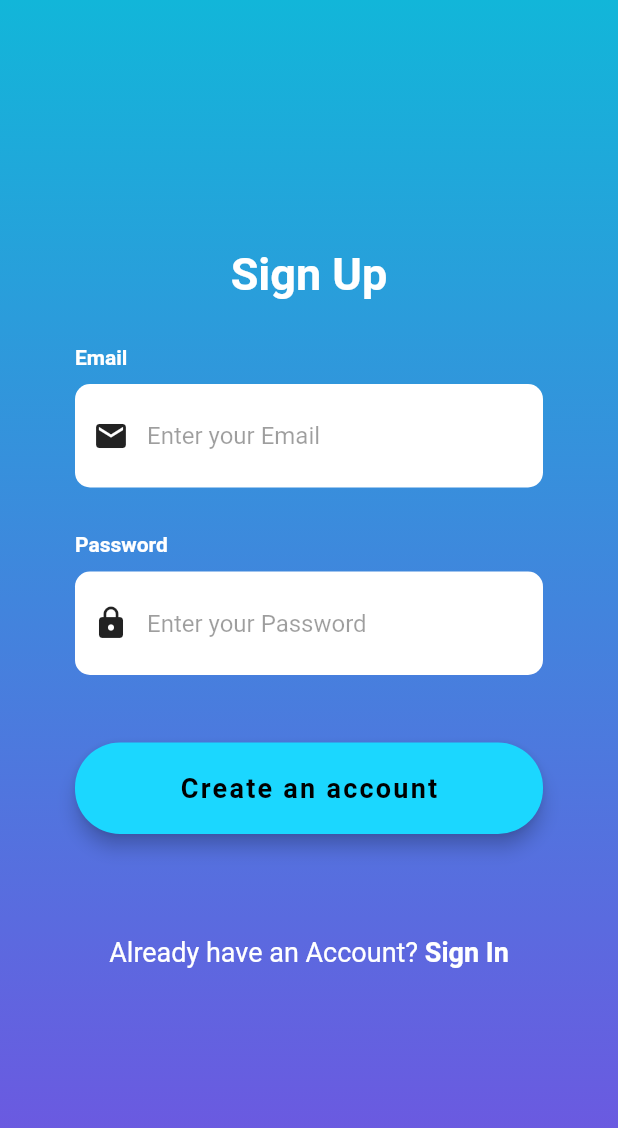
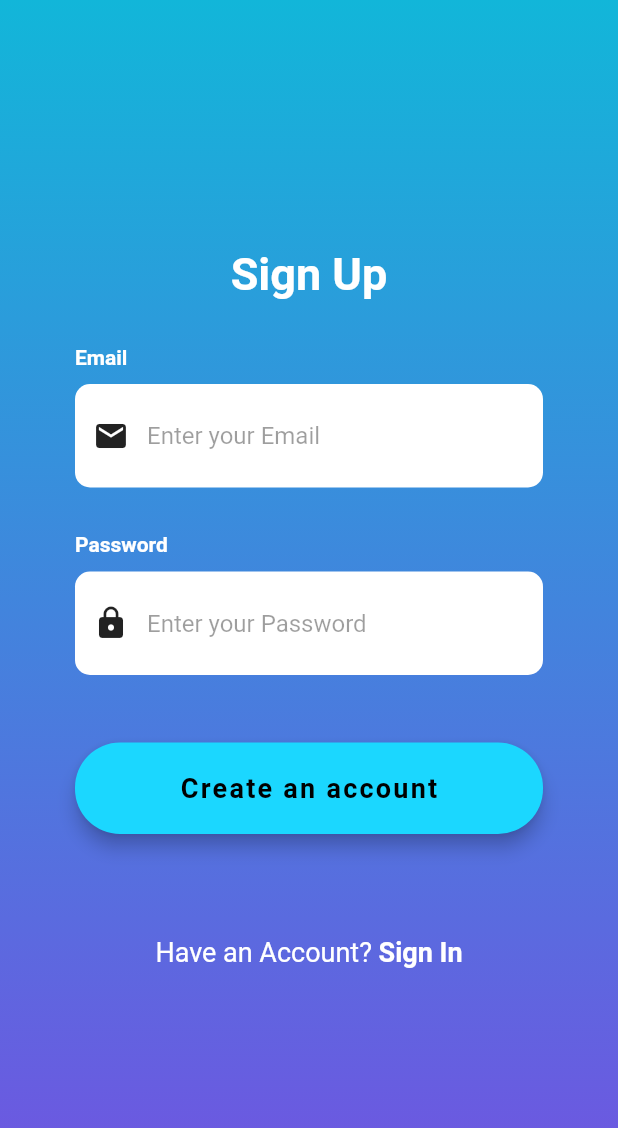
Before and after one commit to subhashissuara/Lend-A-Hand, a Flutter app: the SignUpView screen opened by its route, on a phone screen of 412 x 824 dp. Shown: the top 1128 px of the screen. Run offline on Flutter 3.47's test engine with Material 2 defaults, Android fonts, the phone set to English and light mode, and no system bars; drawn by our look-alikes of auto_size_text; our stand-ins replace firebase_auth, firebase_core; accounts and stored records are empty; Roboto replaces fonts that are missing (OpenSans).

Commit message:
Fix line overflow in sign up page

```diff
--- a/lib/views/signUp_view.dart
+++ b/lib/views/signUp_view.dart
@@ -231,7 +231,7 @@ class _SignUpViewState extends State<SignUpView> {
         mainAxisSize: MainAxisSize.min,
         children: [
           AutoSizeText(
-            'Already have an Account? ',
+            'Have an Account? ',
             style: TextStyle(
                 color: Colors.white,
                 fontSize: 18.0,
```
